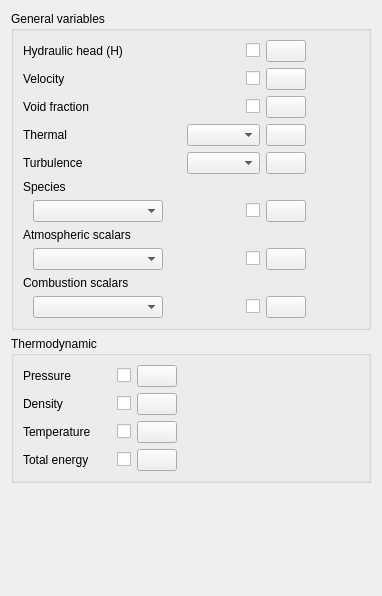
Qt form python/code_saturne/gui/case/InitializationForm.ui (code-saturne/code_saturne) before a commit.
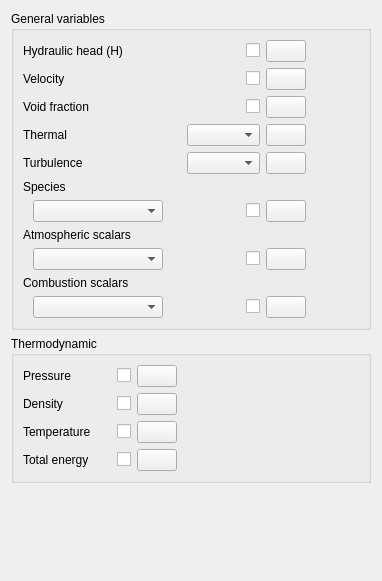
The same form after that commit. Icons and pictures are not drawn.

Commit message:
GUI: minor adjustments to window sizes and display for some BC's.
Using VoF, it seems necessary to add a second vertical spacer to the
boundary conditions widget to avoid expansion of containd widgets,
but the reason is not clear. Changing settings for a single spacer
did not seem to do the job...

Diff of the .ui file:
```diff
--- a/python/code_saturne/gui/case/InitializationForm.ui
+++ b/python/code_saturne/gui/case/InitializationForm.ui
@@ -7,7 +7,7 @@
     <x>0</x>
     <y>0</y>
     <width>382</width>
-    <height>596</height>
+    <height>581</height>
    </rect>
   </property>
   <property name="windowTitle">
```
The commit also changes 4 other files.
